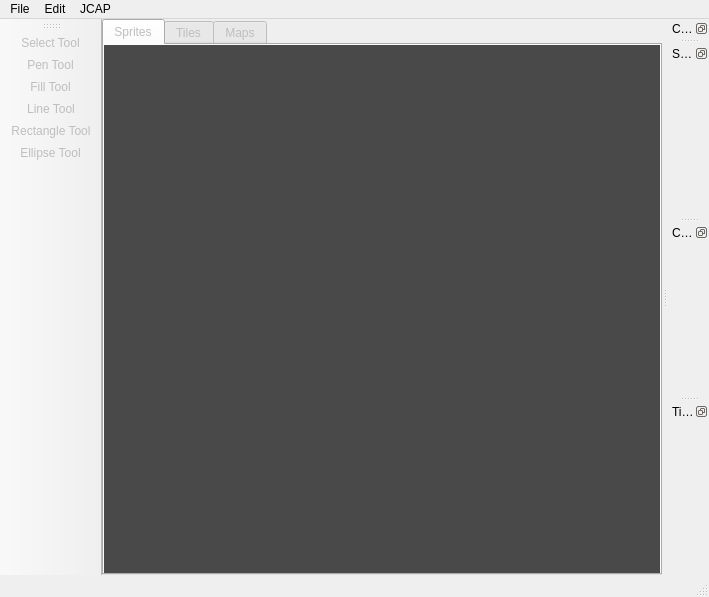
This is res/ui/MainWindow.ui in cspang1/jide as Qt 5 draws it before an edit. The edited form follows.
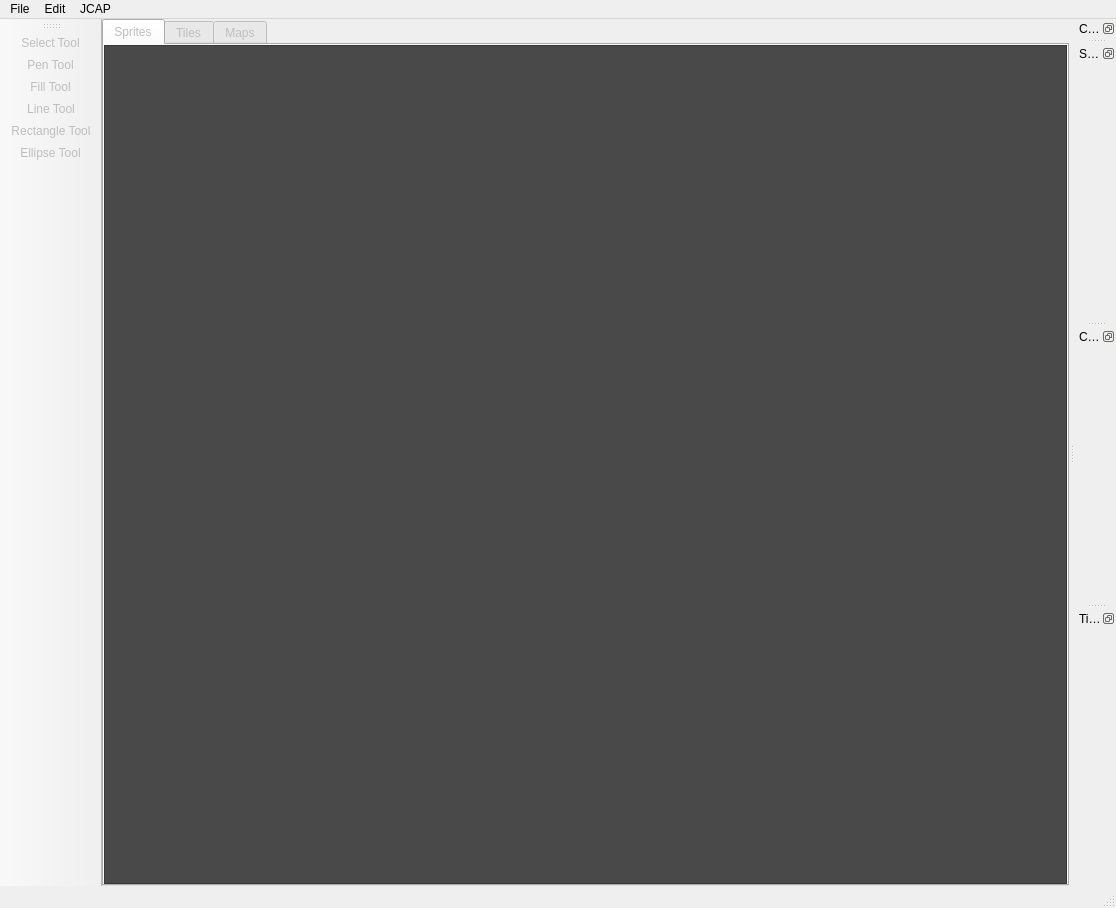
This is the edited form. Icons and pictures are not drawn. Custom widgets are drawn as their Qt base class.

Commit message: Roughly final ui refactor; now actually model refactor ready

Diff of the .ui file:
```diff
--- a/res/ui/MainWindow.ui
+++ b/res/ui/MainWindow.ui
@@ -6,8 +6,8 @@
    <rect>
     <x>0</x>
     <y>0</y>
-    <width>709</width>
-    <height>597</height>
+    <width>1116</width>
+    <height>908</height>
    </rect>
   </property>
   <property name="windowTitle">
@@ -48,6 +48,26 @@
        <attribute name="title">
         <string>Sprites</string>
        </attribute>
+       <layout class="QHBoxLayout" name="sprite_editor_layout">
+        <property name="spacing">
+         <number>0</number>
+        </property>
+        <property name="leftMargin">
+         <number>0</number>
+        </property>
+        <property name="topMargin">
+         <number>0</number>
+        </property>
+        <property name="rightMargin">
+         <number>0</number>
+        </property>
+        <property name="bottomMargin">
+         <number>0</number>
+        </property>
+        <item>
+         <widget class="QGraphicsView" name="sprite_editor_view"/>
+        </item>
+       </layout>
       </widget>
       <widget class="QWidget" name="tile_tab">
        <property name="styleSheet">
@@ -149,8 +169,8 @@
     <rect>
      <x>0</x>
      <y>0</y>
-     <width>709</width>
-     <height>22</height>
+     <width>1116</width>
+     <height>26</height>
     </rect>
    </property>
    <property name="defaultUp">
```
Left out of the diff: 40 changed lines with no effect on the pictures. The commit also changes 5 other files.
